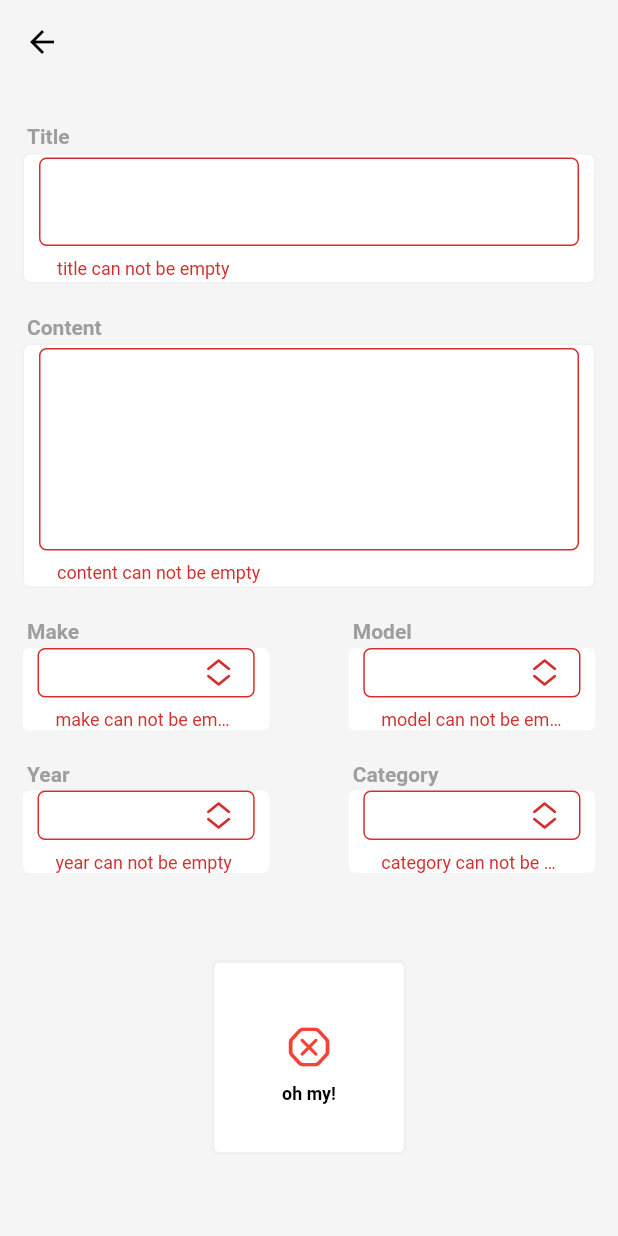
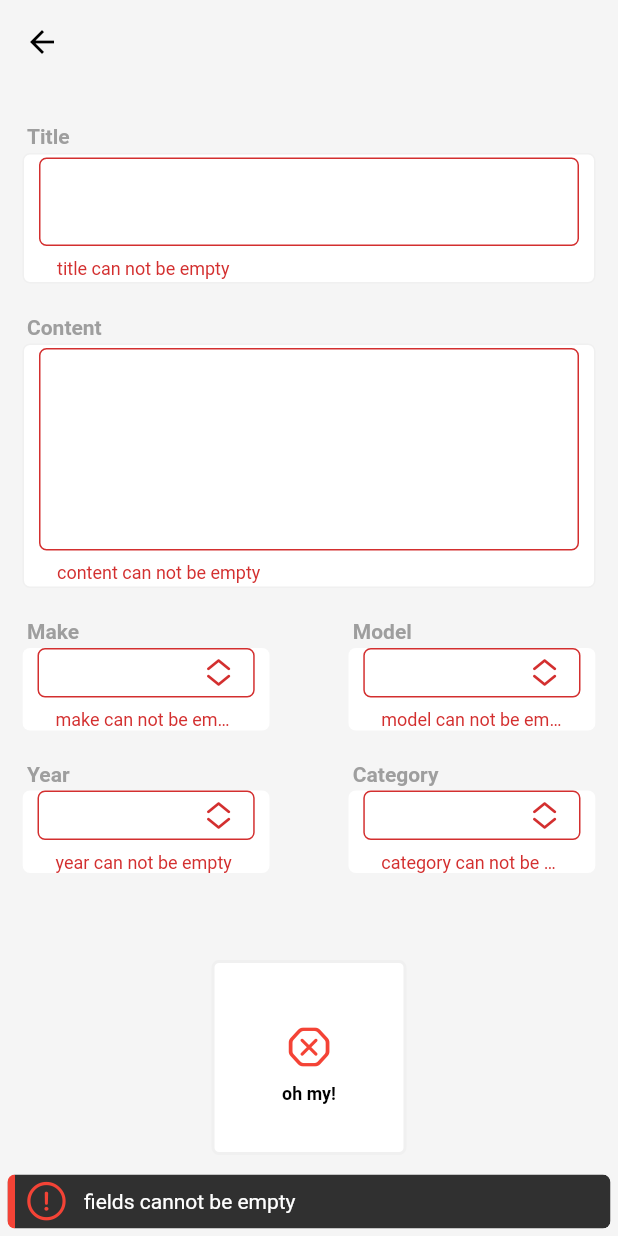
Before and after one commit to willroyMyles/autoparts, a Flutter app: the CreatePost screen opened directly, after a tap on "oh my!", on a phone screen of 412 x 824 dp. Run offline on Flutter 3.47's test engine with Material 2 defaults, Android fonts, the light colour scheme and no system bars; our stand-ins replace csv, dio, entry, get, get_storage, google_sign_in and 2 more; missing offline and left inert: dart:ffi, google_sign_in_dartio; accounts and stored records are empty.

Commit message:
Added infinite scroll to generic list

```diff
--- a/lib/backend/network/post/post.executor.dart
+++ b/lib/backend/network/post/post.executor.dart
@@ -44,7 +44,8 @@ mixin PostExecutor {
       var res = await baseEx.read(postPath + url, params: params);
       var list = _convertPosts(res);
       infoService.posts.set(list);
-      serviceStatus.postStatus.updateStatus(RxStatus.success());
+      serviceStatus.postStatus.updateStatus(
+          list.isNotEmpty ? RxStatus.success() : RxStatus.empty());
 
       return Future.value(res);
     } catch (e) {
--- a/lib/backend/services/service.information.dart
+++ b/lib/backend/services/service.information.dart
@@ -33,7 +33,7 @@ class RxObject<T> extends Rx<Map<dynamic, dynamic>> {
   RxObject(Map initial) : super(initial);
 
   set(List<dynamic> list) {
-    value.clear();
+    // value.clear();
     for (var item in list) {
       value.update(
         item.id,
--- a/lib/frontend/components/squareButtonwithStatus.dart
+++ b/lib/frontend/components/squareButtonwithStatus.dart
@@ -56,8 +56,25 @@ class _SquareButtonWithStatusState extends State<SquareButtonWithStatus> {
             });
           } catch (e) {
             setState(() {
-              status = RxStatus.error();
+              status = RxStatus.error(e.toString());
             });
+            Get.showSnackbar(
+              GetSnackBar(
+                message: status.errorMessage,
+                icon: Icon(
+                  CupertinoIcons.exclamationmark_circle,
+                  color: Colors.red,
+                  size: 30,
+                ),
+                duration: Duration(seconds: 2),
+                margin: EdgeInsets.all(5),
+                padding: EdgeInsets.symmetric(horizontal: 15, vertical: 10),
+                borderRadius: 5,
+                barBlur: 10,
+                overlayColor: Colors.red,
+                leftBarIndicatorColor: Colors.red,
+              ),
+            );
             Future.delayed(Duration(seconds: 2), () {
               setState(() {
                 status = RxStatus.empty();
--- a/lib/frontend/pages/create post/state.createPost.dart
+++ b/lib/frontend/pages/create post/state.createPost.dart
@@ -58,7 +58,7 @@ class CreatePostState extends GetxController {
 
   onSubmit() async {
     var ans = formKey.currentState!.validate();
-    if (!ans) throw "needs validation";
+    if (!ans) throw "fields cannot be empty";
     var map = {
       "title": controls["title"]!.text,
       "content": controls["content"]!.text,
--- a/lib/frontend/pages/posts/view.postDetail.dart
+++ b/lib/frontend/pages/posts/view.postDetail.dart
@@ -69,6 +69,7 @@ class PostDetailView extends StatelessWidget {
             elevation: 0,
             pinned: true,
             primary: true,
+            backgroundColor: Colors.transparent,
           ),
           SliverToBoxAdapter(
               child: Container(
--- a/lib/frontend/pages/posts/view.posts.dart
+++ b/lib/frontend/pages/posts/view.posts.dart
@@ -25,6 +25,7 @@ class PostView extends StatelessWidget {
             items: infoService.posts.list,
             itemtype: Itemtype.POST,
             onRefresh: controller.getPosts,
+            onEndReachCallback: controller.getMorePosts,
           )),
           TextButton(
               onPressed: () async {
```
Also changed, not shown: lib/frontend/components/genericListView.dart (+27 -2 lines), lib/frontend/pages/posts/state.post.dart (+9 -0 lines).
